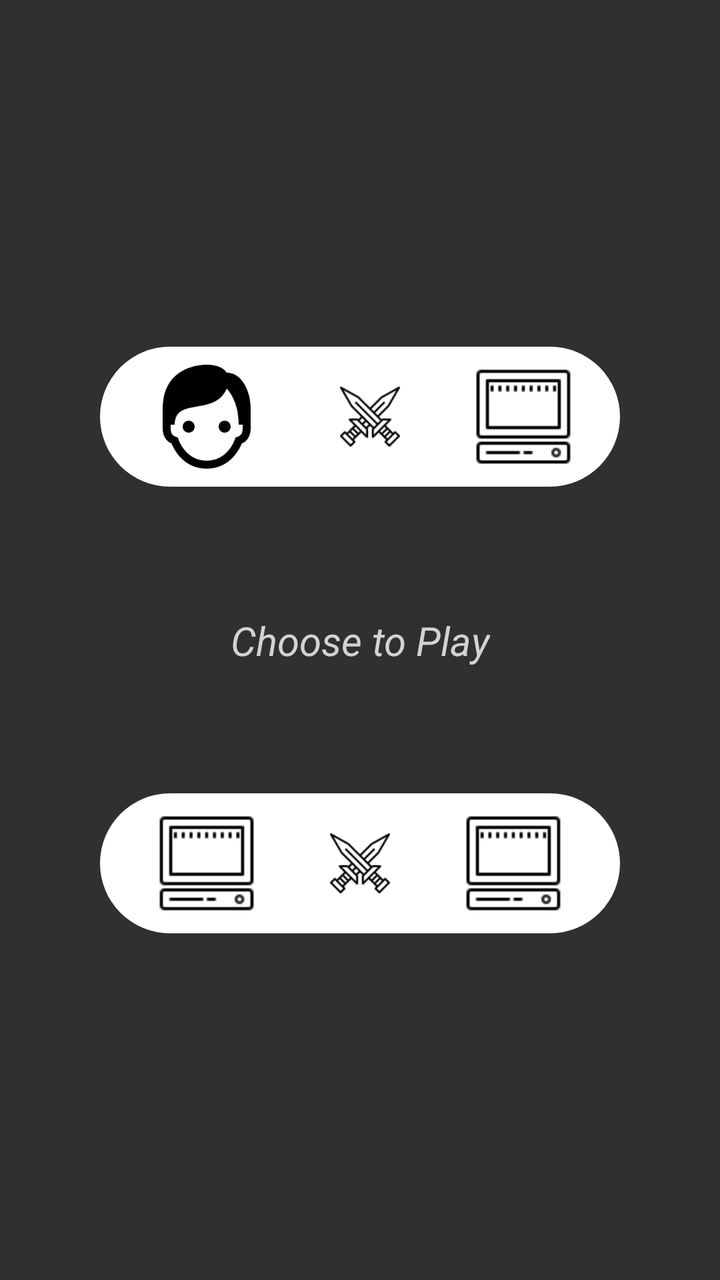
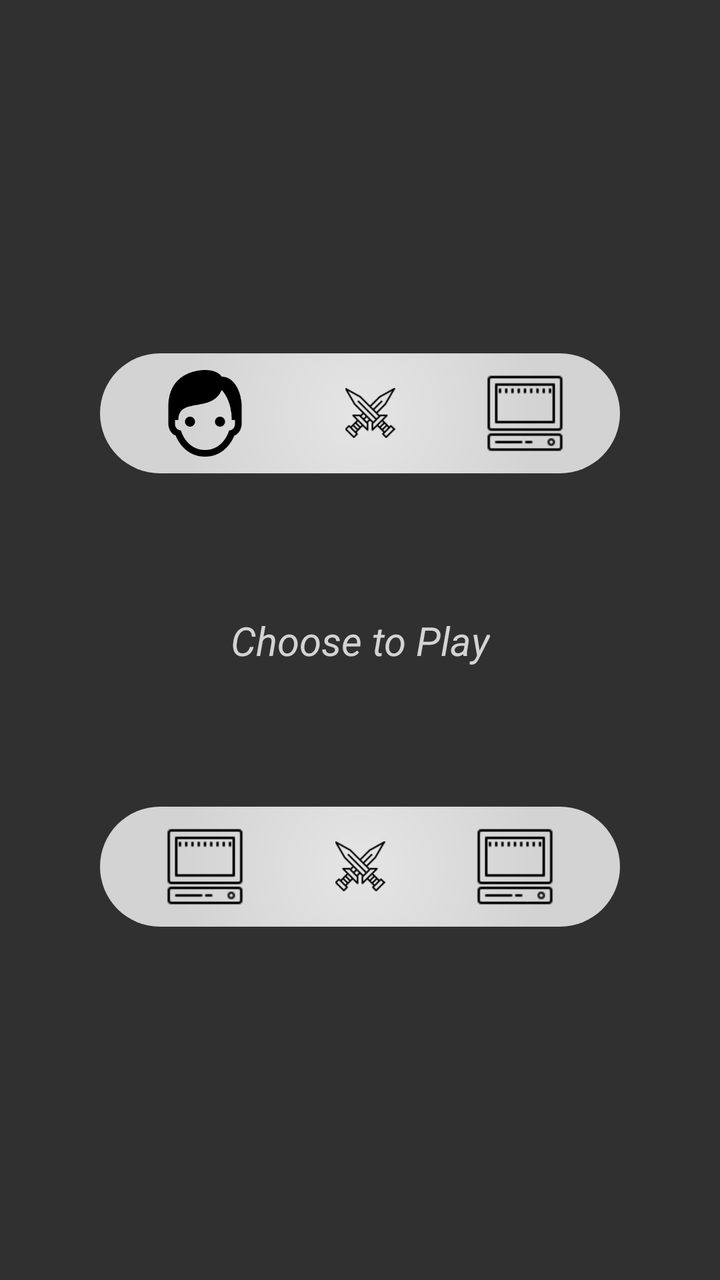

An Android layout rendered at two revisions. The XML below is the earlier revision; the diff shows what the commit changed to produce the second picture.
<!-- AndroidManifest.xml: application theme AppTheme -->
<!-- res/layout/main_fragment.xml -->
<?xml version="1.0" encoding="utf-8"?>
<layout xmlns:android="http://schemas.android.com/apk/res/android"
    xmlns:app="http://schemas.android.com/apk/res-auto"
    xmlns:tools="http://schemas.android.com/tools">

    <data>
        <import type="android.view.View"/>
        <variable
            name="viewModel"
            type="com.example.rsp.ui.main.screens.main.MainViewModel"/>
        <variable
            name="appConstants"
            type="com.example.rsp.AppConstants" />
    </data>



<androidx.constraintlayout.widget.ConstraintLayout
    android:id="@+id/main"
    android:layout_width="match_parent"
    android:layout_height="match_parent"
    tools:context=".ui.main.screens.main.MainFragment">


    <LinearLayout
        android:id="@+id/human_vs_computer"
        android:layout_width="match_parent"
        android:layout_height="wrap_content"
        app:layout_constraintStart_toStartOf="parent"
        app:layout_constraintEnd_toEndOf="parent"
        app:layout_constraintTop_toTopOf="parent"
        app:layout_constraintBottom_toBottomOf="@id/computer_vs_computer"
        android:onClick="@{(view)->viewModel.onChoosingPlayMode(appConstants.HUMAN_VS_COMPUTER)}"
        android:padding="@dimen/padding_5dp"
        android:layout_marginBottom="@dimen/main_margin"
        android:layout_marginEnd="@dimen/main_icon_size"
        android:layout_marginStart="@dimen/main_icon_size"
        android:background="@drawable/round_rect"
        android:weightSum="3"
        android:gravity="center"
        android:orientation="horizontal">
        <ImageView
            android:layout_width="@dimen/human_icon_size"
            android:layout_height="@dimen/human_icon_size"
            android:layout_weight="1"
            android:src="@mipmap/human"/>
        <ImageView
            android:layout_width="@dimen/versus_icon_size"
            android:layout_height="@dimen/versus_icon_size"
            android:layout_weight="1"
            android:src="@mipmap/versus"/>
        <ImageView
            android:layout_width="@dimen/main_icon_size"
            android:layout_height="@dimen/main_icon_size"
            android:layout_weight="1"
            android:src="@mipmap/computer"/>
    </LinearLayout>

    <TextView
        android:layout_width="wrap_content"
        android:layout_height="wrap_content"
        app:layout_constraintTop_toTopOf="parent"
        app:layout_constraintBottom_toBottomOf="parent"
        app:layout_constraintStart_toStartOf="parent"
        app:layout_constraintEnd_toEndOf="parent"
        android:textSize="@dimen/choose_text_size"
        style="@style/ButtonTextStyle"
        android:textStyle="italic"
        android:text="@string/choose"/>


    <LinearLayout
        android:id="@+id/computer_vs_computer"
        android:layout_width="match_parent"
        android:layout_height="wrap_content"
        app:layout_constraintStart_toStartOf="parent"
        app:layout_constraintEnd_toEndOf="parent"
        app:layout_constraintTop_toTopOf="@id/human_vs_computer"
        app:layout_constraintBottom_toBottomOf="parent"
        android:onClick="@{(view)->viewModel.onChoosingPlayMode(appConstants.COMPUTER_VS_COMPUTER)}"
        android:layout_marginTop="@dimen/main_margin"
        android:padding="@dimen/padding_10dp"
        android:layout_marginEnd="@dimen/main_icon_size"
        android:layout_marginStart="@dimen/main_icon_size"
        android:background="@drawable/round_rect"
        android:weightSum="3"
        android:gravity="center"
        android:orientation="horizontal">
        <ImageView
            android:layout_width="@dimen/main_icon_size"
            android:layout_height="@dimen/main_icon_size"
            android:layout_weight="1"
            android:src="@mipmap/computer"/>
        <ImageView
            android:layout_width="@dimen/versus_icon_size"
            android:layout_height="@dimen/versus_icon_size"
            android:layout_weight="1"
            android:src="@mipmap/versus"/>
        <ImageView
            android:layout_width="@dimen/main_icon_size"
            android:layout_height="@dimen/main_icon_size"
            android:layout_weight="1"
            android:src="@mipmap/computer"/>
    </LinearLayout>

</androidx.constraintlayout.widget.ConstraintLayout>
</layout>
<!-- resources referenced by this layout -->
<resources>
  <dimen name="choose_text_size">20sp</dimen>
  <dimen name="human_icon_size">60dp</dimen>
  <dimen name="main_icon_size">50dp</dimen>
  <dimen name="main_margin">50dp</dimen>
  <dimen name="padding_10dp">10dp</dimen>
  <dimen name="padding_5dp">5dp</dimen>
  <dimen name="versus_icon_size">30dp</dimen>
  <!-- drawable round_rect (drawable) -->
  <?xml version="1.0" encoding="utf-8"?>
  <shape xmlns:android="http://schemas.android.com/apk/res/android"
      android:shape="rectangle" >
      <solid android:color="@android:color/white" />
      <corners
          android:radius="50dp"/>
  </shape>
  <!-- mipmap computer: png bitmap (mipmap-xxhdpi, 483 bytes) -->
  <!-- mipmap human: png bitmap (mipmap-xxhdpi, 4980 bytes) -->
  <!-- mipmap versus: png bitmap (mipmap-xxhdpi, 1716 bytes) -->
  <string name="choose">Choose to Play</string>
  <style name="ButtonTextStyle">
      <item name="android:textColor">@color/grey_text_color</item>
      <item name="android:textStyle">bold</item>
      </style>
  <style name="AppTheme" parent="Theme.AppCompat.NoActionBar">
          
          <item name="colorPrimary">@color/colorPrimary</item>
          <item name="colorPrimaryDark">@color/colorPrimaryDark</item>
          <item name="colorAccent">@color/colorAccent</item>
      </style>
  <color name="grey_text_color">#D3D3D3</color>
  <color name="colorPrimary">#191919</color>
  <color name="colorPrimaryDark">#FF000000</color>
  <color name="colorAccent">#D81B60</color>
</resources>

<!-- the commit's change to res/layout/main_fragment.xml (unified diff, before → after) -->
@@ -19,6 +19,7 @@
     android:id="@+id/main"
     android:layout_width="match_parent"
     android:layout_height="match_parent"
+    android:animateLayoutChanges="true"
     tools:context=".ui.main.screens.main.MainFragment">
 
 
@@ -33,8 +34,8 @@
         android:onClick="@{(view)->viewModel.onChoosingPlayMode(appConstants.HUMAN_VS_COMPUTER)}"
         android:padding="@dimen/padding_5dp"
         android:layout_marginBottom="@dimen/main_margin"
-        android:layout_marginEnd="@dimen/main_icon_size"
-        android:layout_marginStart="@dimen/main_icon_size"
+        android:layout_marginEnd="@dimen/margin_50dp"
+        android:layout_marginStart="@dimen/margin_50dp"
         android:background="@drawable/round_rect"
         android:weightSum="3"
         android:gravity="center"
@@ -80,8 +81,8 @@
         android:onClick="@{(view)->viewModel.onChoosingPlayMode(appConstants.COMPUTER_VS_COMPUTER)}"
         android:layout_marginTop="@dimen/main_margin"
         android:padding="@dimen/padding_10dp"
-        android:layout_marginEnd="@dimen/main_icon_size"
-        android:layout_marginStart="@dimen/main_icon_size"
+        android:layout_marginEnd="@dimen/margin_50dp"
+        android:layout_marginStart="@dimen/margin_50dp"
         android:background="@drawable/round_rect"
         android:weightSum="3"
         android:gravity="center"
<!-- resource entries referenced after the edit -->
@@ -1,19 +1,23 @@
 <!-- resources referenced by this layout -->
 <resources>
   <dimen name="choose_text_size">20sp</dimen>
-  <dimen name="human_icon_size">60dp</dimen>
-  <dimen name="main_icon_size">50dp</dimen>
+  <dimen name="human_icon_size">50dp</dimen>
+  <dimen name="main_icon_size">40dp</dimen>
   <dimen name="main_margin">50dp</dimen>
+  <dimen name="margin_50dp">50dp</dimen>
   <dimen name="padding_10dp">10dp</dimen>
   <dimen name="padding_5dp">5dp</dimen>
-  <dimen name="versus_icon_size">30dp</dimen>
+  <dimen name="versus_icon_size">25dp</dimen>
   <!-- drawable round_rect (drawable) -->
   <?xml version="1.0" encoding="utf-8"?>
   <shape xmlns:android="http://schemas.android.com/apk/res/android"
-      android:shape="rectangle" >
-      <solid android:color="@android:color/white" />
-      <corners
-          android:radius="50dp"/>
+      android:shape="rectangle">
+      <gradient
+          android:startColor="@color/dull_white"
+          android:endColor="@color/grey_text_color"
+          android:gradientRadius="150%p"
+          android:type="radial" />
+      <corners android:radius="50dp" />
   </shape>
   <!-- mipmap computer: png bitmap (mipmap-xxhdpi, 483 bytes) -->
   <!-- mipmap human: png bitmap (mipmap-xxhdpi, 4980 bytes) -->
@@ -29,6 +33,7 @@
           <item name="colorPrimaryDark">@color/colorPrimaryDark</item>
           <item name="colorAccent">@color/colorAccent</item>
       </style>
+  <color name="dull_white">#E5E5E5</color>
   <color name="grey_text_color">#D3D3D3</color>
   <color name="colorPrimary">#191919</color>
   <color name="colorPrimaryDark">#FF000000</color>
